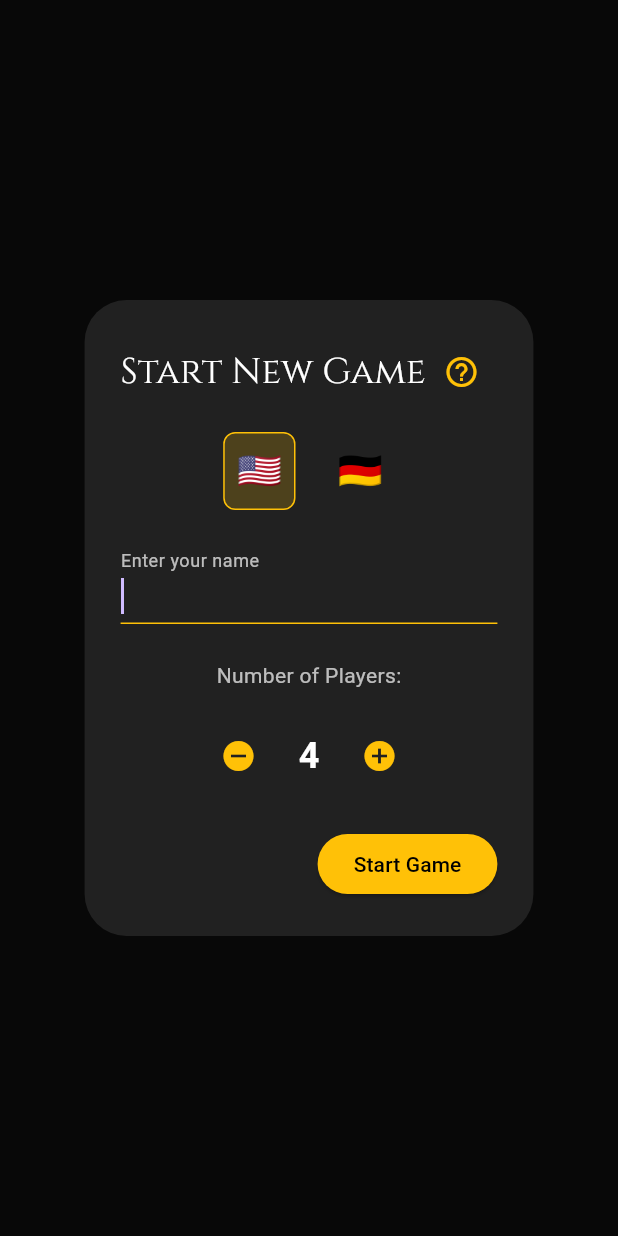
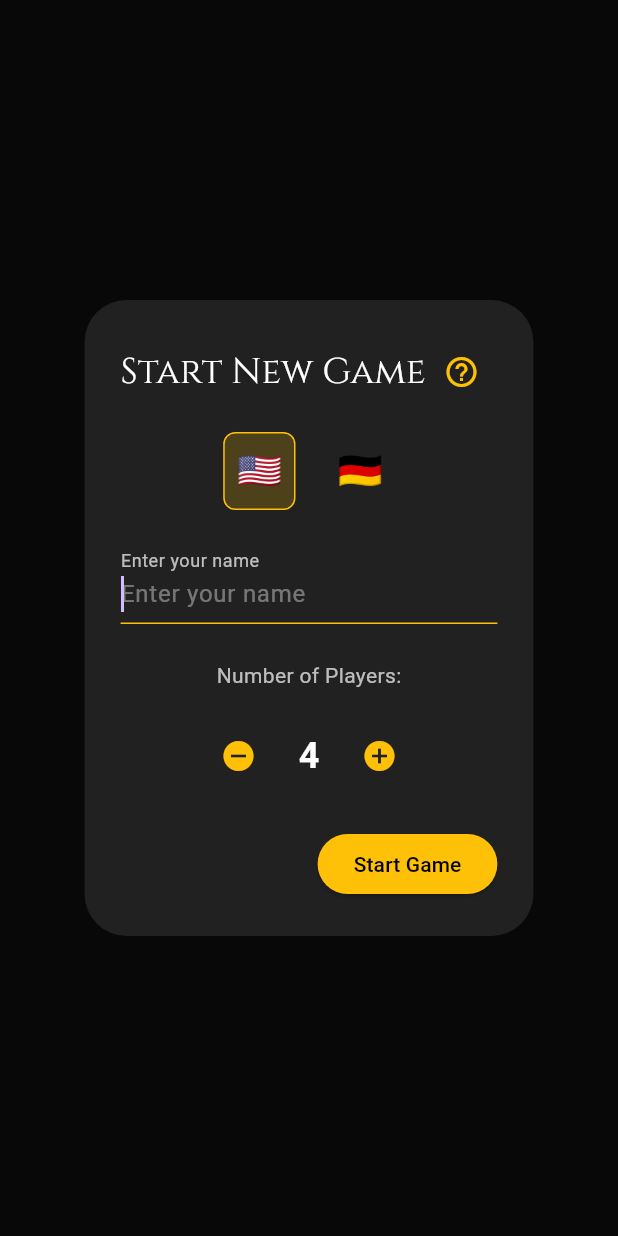
Before and after one commit to manusco/arcana, a Flutter app: the screen it shows after launch, after a tap on the "remove circle" icon, after a tap on the "add circle" icon, after a tap on "Start New Game", on a phone screen of 412 x 824 dp. Run offline on Flutter 3.47's test engine with Material 3 defaults, Android fonts, the phone set to English and light mode, and no system bars; our stand-ins replace flutter_animate, google_fonts, shared_preferences, web.

Commit message:
feat(ux): improve name input usability and accessibility
- Add TextCapitalization.words, AutofillHints.name, TextInputType.name, and TextInputAction.done to name input field.
- Add tooltips to icon-only buttons for accessibility.
- Add missing translation keys for tooltips.
- Add localized hintText to name input field.

```diff
--- a/lib/screens/game_screen.dart
+++ b/lib/screens/game_screen.dart
@@ -1,4 +1,5 @@
 import 'package:flutter/material.dart';
+import 'package:flutter/services.dart';
 import 'package:provider/provider.dart';
 import 'package:google_fonts/google_fonts.dart';
 import 'package:flutter_animate/flutter_animate.dart';
@@ -103,6 +104,7 @@ class _GameScreenState extends State<GameScreen> {
                     IconButton(
                       icon: const Icon(Icons.close, color: Colors.amber),
                       onPressed: () => Navigator.pop(context),
+                      tooltip: context.watch<LocalizationService>().translate('close'),
                     ),
                   ],
                 ),
@@ -905,11 +907,12 @@ class _GameSetupDialogState extends State<_GameSetupDialog> {
           //   onPressed: widget.onShowHighScores,
           // ),
           const SizedBox(height: 10),
+          // Need to import services for autofill
           TextField(
             decoration: InputDecoration(
               labelText: context.watch<LocalizationService>().translate('enter_name'),
               labelStyle: const TextStyle(color: Colors.white70),
-              hintText: '',
+              hintText: context.watch<LocalizationService>().translate('enter_name'),
               hintStyle: const TextStyle(color: Colors.white38),
               enabledBorder: UnderlineInputBorder(
                 borderSide: BorderSide(color: Colors.amber.withOpacity(0.5)),
@@ -920,6 +923,10 @@ class _GameSetupDialogState extends State<_GameSetupDialog> {
             ),
             style: const TextStyle(color: Colors.white),
             onChanged: (value) => setState(() => _username = value.trim()),
+            textCapitalization: TextCapitalization.words,
+            autofillHints: const [AutofillHints.name],
+            keyboardType: TextInputType.name,
+            textInputAction: TextInputAction.done,
           ),
           const SizedBox(height: 24),
           Text("${context.watch<LocalizationService>().translate('number_of_players')}:", style: const TextStyle(color: Colors.white70)),
@@ -932,6 +939,7 @@ class _GameSetupDialogState extends State<_GameSetupDialog> {
                 onPressed: () {
                   if (_playerCount > 2) setState(() => _playerCount--);
                 },
+                tooltip: context.watch<LocalizationService>().translate('remove_player'),
               ),
               Padding(
                 padding: const EdgeInsets.symmetric(horizontal: 16),
@@ -942,6 +950,7 @@ class _GameSetupDialogState extends State<_GameSetupDialog> {
                 onPressed: () {
                   if (_playerCount < 6) setState(() => _playerCount++);
                 },
+                tooltip: context.watch<LocalizationService>().translate('add_player'),
               ),
             ],
           ),
--- a/lib/utils/translations.dart
+++ b/lib/utils/translations.dart
@@ -52,6 +52,10 @@ class Translations {
       'suit_light': 'Light',
       'card_of': 'of',
       'a11y_play_card': 'Double tap to play',
+      'close': 'Close',
+      'remove_player': 'Remove Player',
+      'add_player': 'Add Player',
+      'change_language': 'Change Language',
     },
     'de': {
       'start_new_game': 'Neues Spiel',
@@ -105,6 +109,10 @@ class Translations {
       'suit_light': 'Licht',
       'card_of': 'von',
       'a11y_play_card': 'Doppeltippen zum Spielen',
+      'close': 'Schließen',
+      'remove_player': 'Spieler entfernen',
+      'add_player': 'Spieler hinzufügen',
+      'change_language': 'Sprache ändern',
     },
   };
 }
```
